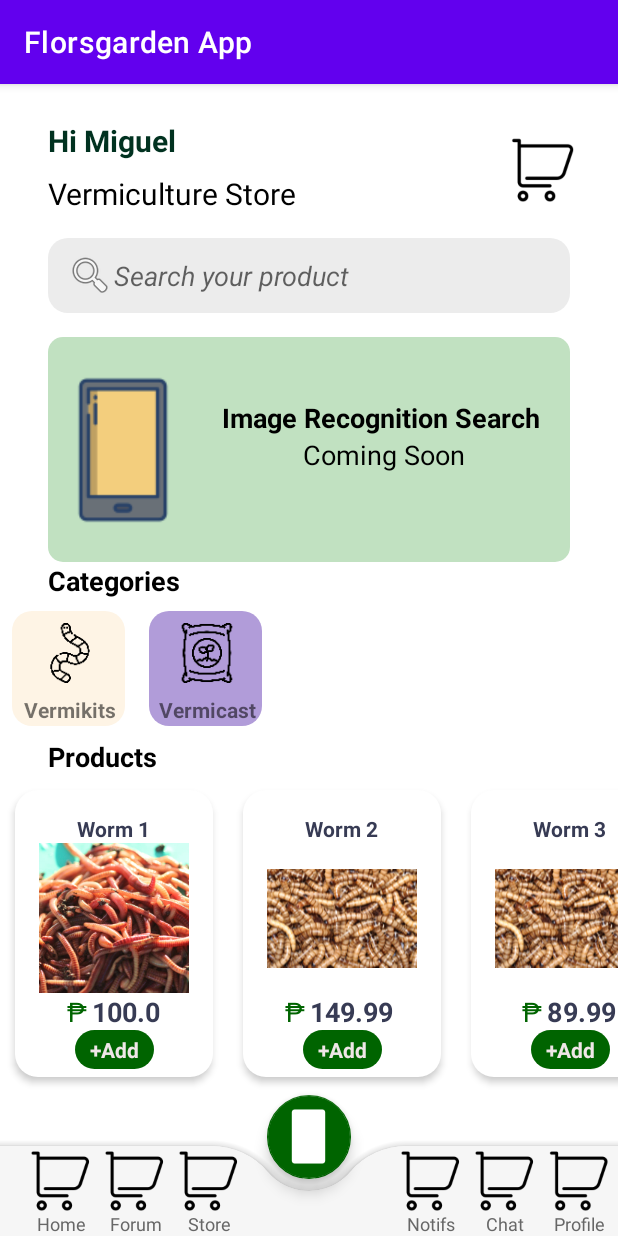
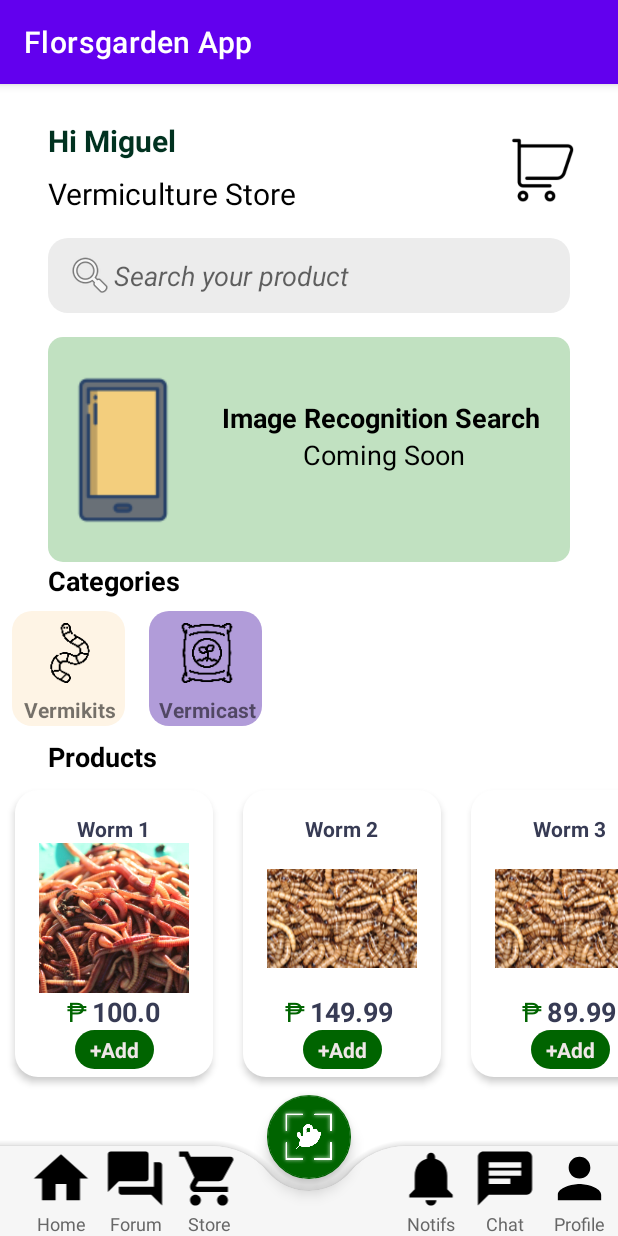
Before and after one commit to kayoring/FlorsgardenApp1, an Android app: the StoreActivity screen opened directly, with no data from a screen before it, on a phone screen of 412 x 824 dp. Run offline under Robolectric (Android 15) with nearby library versions, the phone set to English and light mode, and no system bars; pictures from the network do not load.

Commit message:
storebuttonschanged

```diff
--- a/app/src/main/res/layout/activity_store.xml
+++ b/app/src/main/res/layout/activity_store.xml
@@ -209,11 +209,11 @@
                     android:orientation="vertical">
 
                     <ImageView
-                        android:id="@+id/imageView3"
+                        android:id="@+id/imageViewHome"
                         android:layout_width="match_parent"
                         android:layout_height="29dp"
                         android:layout_weight="1"
-                        app:srcCompat="@drawable/cart_icon" />
+                        app:srcCompat="@drawable/home" />
 
                     <TextView
                         android:id="@+id/textView14"
@@ -226,18 +226,18 @@
                 </LinearLayout>
 
                 <LinearLayout
-                    android:id="@+id/forumbt"
+                    android:id="@+id/forumbtn"
                     android:layout_width="0dp"
                     android:layout_height="match_parent"
                     android:layout_weight="0.2"
                     android:orientation="vertical">
 
                     <ImageView
-                        android:id="@+id/imageView4"
+                        android:id="@+id/imageViewForum"
                         android:layout_width="match_parent"
                         android:layout_height="wrap_content"
                         android:layout_weight="1"
-                        app:srcCompat="@drawable/cart_icon" />
+                        app:srcCompat="@drawable/forum" />
 
                     <TextView
                         android:id="@+id/textView15"
@@ -257,11 +257,11 @@
                     android:orientation="vertical">
 
                     <ImageView
-                        android:id="@+id/imageView5"
+                        android:id="@+id/imageViewStore"
                         android:layout_width="match_parent"
                         android:layout_height="wrap_content"
                         android:layout_weight="1"
-                        app:srcCompat="@drawable/cart_icon" />
+                        app:srcCompat="@drawable/store" />
 
                     <TextView
                         android:id="@+id/textView16"
@@ -298,6 +298,7 @@
                         android:textSize="12sp"
                         android:visibility="invisible" />
                 </LinearLayout>
+
                 <LinearLayout
                     android:id="@+id/invis1"
                     android:layout_width="0dp"
@@ -308,7 +309,7 @@
                     <ImageView
                         android:id="@+id/imageView61"
                         android:layout_width="match_parent"
-                        android:layout_height="wrap_content"
+                        android:layout_height="match_parent"
                         android:layout_weight="1"
                         android:visibility="invisible"
                         app:srcCompat="@drawable/cart_icon" />
@@ -332,11 +333,11 @@
                     android:orientation="vertical">
 
                     <ImageView
-                        android:id="@+id/imageView7"
+                        android:id="@+id/imageViewNotif"
                         android:layout_width="match_parent"
                         android:layout_height="wrap_content"
                         android:layout_weight="1"
-                        app:srcCompat="@drawable/cart_icon" />
+                        app:srcCompat="@drawable/notifications" />
 
                     <TextView
                         android:id="@+id/textView18"
@@ -356,11 +357,11 @@
                     android:orientation="vertical">
 
                     <ImageView
-                        android:id="@+id/imageView8"
+                        android:id="@+id/imageViewChat"
                         android:layout_width="match_parent"
                         android:layout_height="wrap_content"
                         android:layout_weight="1"
-                        app:srcCompat="@drawable/cart_icon" />
+                        app:srcCompat="@drawable/chat" />
 
                     <TextView
                         android:id="@+id/textView19"
@@ -380,11 +381,11 @@
                     android:orientation="vertical">
 
                     <ImageView
-                        android:id="@+id/imageView9"
+                        android:id="@+id/imageViewProfile"
                         android:layout_width="match_parent"
                         android:layout_height="wrap_content"
                         android:layout_weight="1"
-                        app:srcCompat="@drawable/cart_icon" />
+                        app:srcCompat="@drawable/profile" />
 
                     <TextView
                         android:id="@+id/textView20"
@@ -400,15 +401,17 @@
         </com.google.android.material.bottomappbar.BottomAppBar>
 
         <com.google.android.material.floatingactionbutton.FloatingActionButton
+            android:id="@+id/imageRecog"
             android:layout_width="wrap_content"
             android:layout_height="wrap_content"
-            android:backgroundTint="#006400"
             android:elevation="3dp"
-            android:src="@drawable/phone_icon"
+            android:src="@drawable/logo_flors"
             app:backgroundTint="#006400"
             app:layout_anchor="@id/app_bar"
             app:maxImageSize="38dp"
-            app:tint="#ffffff"></com.google.android.material.floatingactionbutton.FloatingActionButton>
+            app:tint="#ffffff"
+
+            />
     </androidx.coordinatorlayout.widget.CoordinatorLayout>
 
 </androidx.constraintlayout.widget.ConstraintLayout>
```
